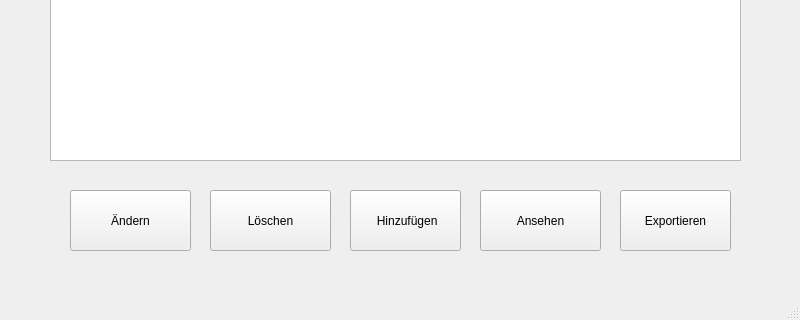
Above: view/ui/mainwindow.ui from cavoq/patient-management-system before the change; both pictures show x 0 to 800 and y 280 to 600 of the 800 by 600 pixel window. Below: the same form after it.
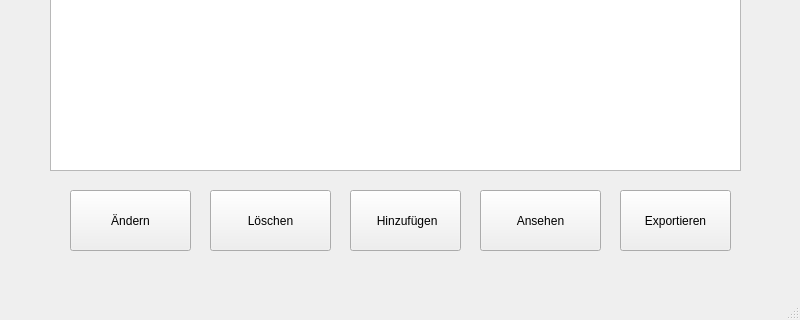
That is the form after the change.

Commit message: Added adress class

```diff
--- a/view/ui/mainwindow.ui
+++ b/view/ui/mainwindow.ui
@@ -14,16 +14,6 @@
    <string>MainWindow</string>
   </property>
   <widget class="QWidget" name="centralwidget">
-   <widget class="QTableView" name="tableView">
-    <property name="geometry">
-     <rect>
-      <x>50</x>
-      <y>110</y>
-      <width>691</width>
-      <height>331</height>
-     </rect>
-    </property>
-   </widget>
    <widget class="QLabel" name="label">
     <property name="geometry">
      <rect>
@@ -140,6 +130,16 @@
      <string>Auswahl aufheben</string>
     </property>
    </widget>
+   <widget class="QListView" name="listView">
+    <property name="geometry">
+     <rect>
+      <x>50</x>
+      <y>110</y>
+      <width>691</width>
+      <height>341</height>
+     </rect>
+    </property>
+   </widget>
   </widget>
   <widget class="QStatusBar" name="statusbar"/>
   <widget class="QMenuBar" name="menuBar">
```
The commit also changes 6 other files.
